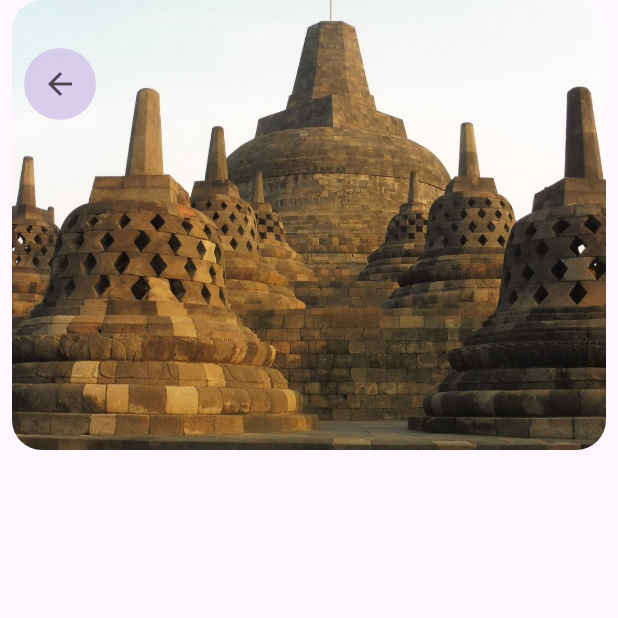
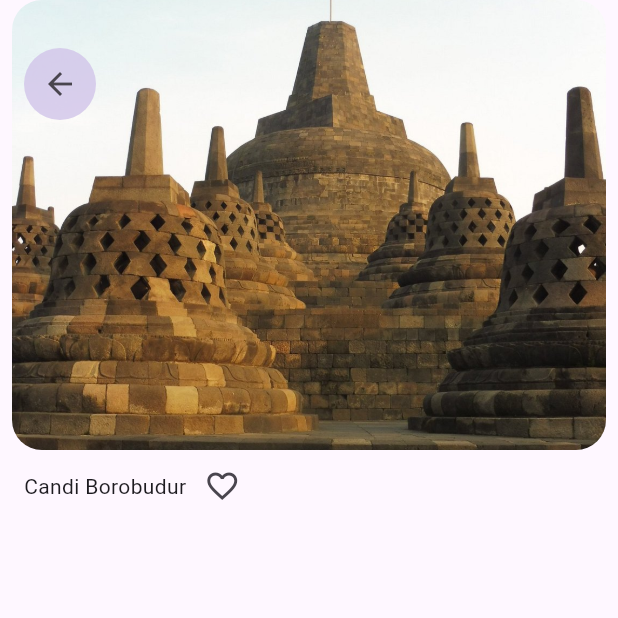
Before and after one commit to kimikojesslyn/wisata_candi_jesslynkimiko, a Flutter app: the screen it shows after launch, on a phone screen of 412 x 824 dp, the top half of it. Run offline on Flutter 3.47's test engine with Material 3 defaults, Android fonts, the phone set to English and light mode, and no system bars.

Commit message:
detailinfo

```diff
--- a/wisata_candi/lib/screens/detail_screen.dart
+++ b/wisata_candi/lib/screens/detail_screen.dart
@@ -10,6 +10,7 @@ class DetailScreen extends StatelessWidget {
     return Scaffold(
       body: Column(
         children: [
+          // Detail Header
           Stack(
             children: [
               // Image utama
@@ -44,6 +45,27 @@ class DetailScreen extends StatelessWidget {
               ),
             ],
           ),
+
+          // Detail Info
+          Padding(
+            padding: const EdgeInsets.symmetric(horizontal: 16),
+            child: Column(
+              children: [
+                // Info atas (nama candi dan tombol favorit)
+                Row(
+                  children: [
+                    Text(candi.name),
+                    IconButton(
+                      onPressed: () {},
+                      icon: Icon(Icons.favorite_border),
+                    ),
+                  ],
+                ),
+                // Info tenga (lokasi, dibangun, tipe)
+                // Info bawah (deskripsi)
+              ],
+            ),
+          ),
         ],
       ),
     );
```
